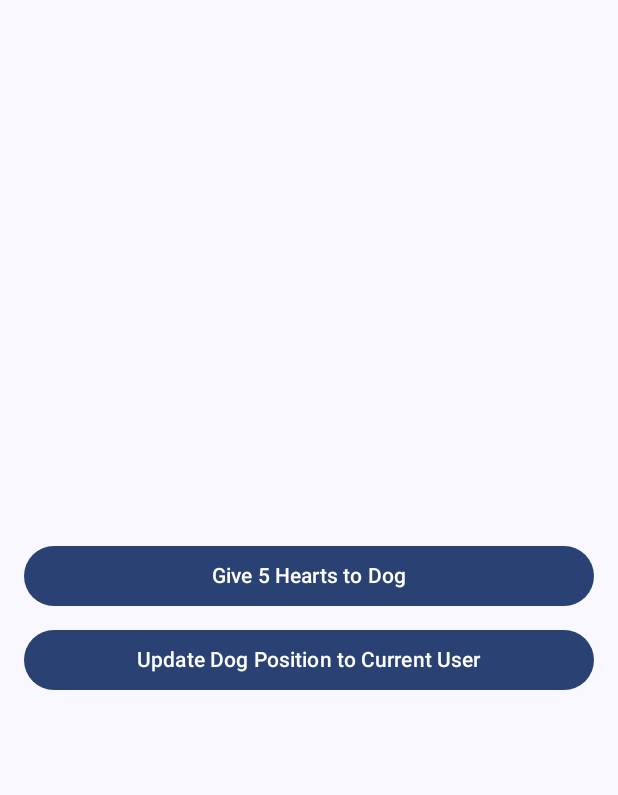
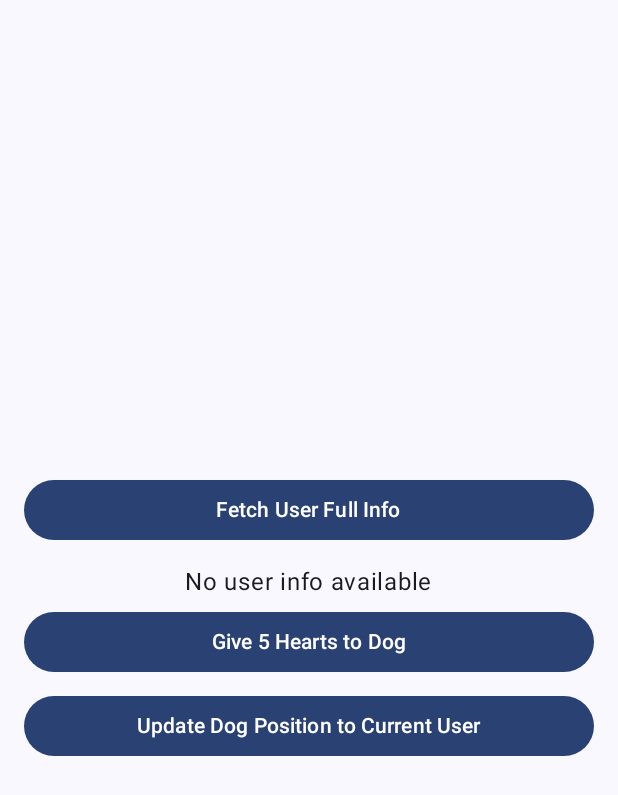
Before and after one commit to kaxadlec/Heart-Dog, an Android app built with Jetpack Compose: the ApiTestScreen screen opened through its navigation route, on a phone screen of 412 x 824 dp. Shown: the top 795 px of the screen. Run offline under Robolectric (Android 15) with nearby library versions, the phone set to English and light mode, and no system bars; our stand-ins replace Dagger/Hilt's generated code; libraries missing offline, so code that uses them is left out: io.github.jan.supabase; Roboto replaces fonts that are not available here; 1 statement that could not run was skipped.

Commit message:
user 정보 조회 api

```diff
--- a/datalayer/sample/phone/src/main/java/com/google/android/horologist/datalayer/sample/screens/hotdog/vm/UserViewModel.kt
+++ b/datalayer/sample/phone/src/main/java/com/google/android/horologist/datalayer/sample/screens/hotdog/vm/UserViewModel.kt
@@ -4,18 +4,31 @@ import android.util.Log
 import androidx.lifecycle.ViewModel
 import kotlinx.coroutines.flow.MutableStateFlow
 import kotlinx.coroutines.flow.StateFlow
+import androidx.lifecycle.viewModelScope
+import com.google.android.horologist.datalayer.sample.repository.UserRepository
+import kotlinx.coroutines.launch
 
-class UserViewModel : ViewModel() {
+class UserViewModel(private val userRepository: UserRepository) : ViewModel() {
     private val _userId = MutableStateFlow<Long?>(null)
     val userId: StateFlow<Long?> get() = _userId
-
-    init {
-        Log.d("UserViewModel", "UserViewModel init 시작")
-        // userId 초기값을 어디서 설정하는지 확인 필요
-    }
 
     fun setUserId(id: Long) {
         Log.d("UserViewModel", "setUserId 호출: $id")
         _userId.value = id
     }
+
+    private val _userFullInfo = MutableStateFlow<UserRepository.UserFullInfoResponse?>(null)
+    val userFullInfo: StateFlow<UserRepository.UserFullInfoResponse?> get() = _userFullInfo
+
+    fun fetchUserFullInfo(userId: Long) {
+        viewModelScope.launch {
+            try {
+                val userInfo = userRepository.getUserFullInfo(userId)
+                _userFullInfo.value = userInfo
+                Log.d("UserViewModel", "Fetched user full info: $userInfo")
+            } catch (e: Exception) {
+                Log.e("UserViewModel", "Error fetching user full info: ${e.message}")
+            }
+        }
+    }
 }
--- /dev/null
+++ b/datalayer/sample/phone/src/main/java/com/google/android/horologist/datalayer/sample/screens/hotdog/vm/UserViewModelFactory.kt
@@ -0,0 +1,17 @@
+package com.google.android.horologist.datalayer.sample.screens.hotdog.vm
+
+import androidx.lifecycle.ViewModel
+import androidx.lifecycle.ViewModelProvider
+import com.google.android.horologist.datalayer.sample.repository.UserRepository
+
+class UserViewModelFactory(
+    private val userRepository: UserRepository
+) : ViewModelProvider.Factory {
+    override fun <T : ViewModel> create(modelClass: Class<T>): T {
+        if (modelClass.isAssignableFrom(UserViewModel::class.java)) {
+            @Suppress("UNCHECKED_CAST")
+            return UserViewModel(userRepository) as T
+        }
+        throw IllegalArgumentException("Unknown ViewModel class")
+    }
+}
--- a/datalayer/sample/phone/src/main/java/com/google/android/horologist/datalayer/sample/screens/main/MainScreen.kt
+++ b/datalayer/sample/phone/src/main/java/com/google/android/horologist/datalayer/sample/screens/main/MainScreen.kt
@@ -94,6 +94,7 @@ import com.google.android.horologist.datalayer.sample.screens.hotdog.repository.
 import com.google.android.horologist.datalayer.sample.screens.hotdog.vm.DogViewModel
 import com.google.android.horologist.datalayer.sample.screens.hotdog.vm.DogViewModelFactory
 import com.google.android.horologist.datalayer.sample.screens.hotdog.vm.UserViewModel
+import com.google.android.horologist.datalayer.sample.screens.hotdog.vm.UserViewModelFactory
 import com.google.android.horologist.datalayer.sample.screens.menu.ApiTestScreen
 
 @Composable
@@ -106,13 +107,15 @@ fun MainScreen(
     val userRepository = UserRepository()
     val dogRepository = DogRepository()
 
-    val userViewModel: UserViewModel = viewModel()
+    val userViewModel: UserViewModel = viewModel(
+        factory = UserViewModelFactory(userRepository)
+    )
     val dogViewModel: DogViewModel = viewModel(
         factory = DogViewModelFactory(userViewModel, dogRepository)
     )
 
     LaunchedEffect(Unit) {
-        userViewModel.setUserId(2L)  // 여기에 추가
+        userViewModel.setUserId(2L)
     }
 
     Scaffold(
@@ -133,7 +136,7 @@ fun MainScreen(
             ) {
 
                 composable<ApiTest> {
-                    ApiTestScreen(navController = navController, modifier = Modifier, dogViewModel = dogViewModel)
+                    ApiTestScreen(navController = navController, modifier = Modifier, userViewModel = userViewModel, dogViewModel = dogViewModel)
                 }
 
                 composable<Menu> {
--- a/datalayer/sample/phone/src/main/java/com/google/android/horologist/datalayer/sample/screens/menu/ApiTestScreen.kt
+++ b/datalayer/sample/phone/src/main/java/com/google/android/horologist/datalayer/sample/screens/menu/ApiTestScreen.kt
@@ -15,14 +15,17 @@ import androidx.compose.ui.unit.dp
 import androidx.lifecycle.viewmodel.compose.viewModel
 import androidx.navigation.NavHostController
 import com.google.android.horologist.datalayer.sample.screens.hotdog.vm.DogViewModel
+import com.google.android.horologist.datalayer.sample.screens.hotdog.vm.UserViewModel
 
 @Composable
 fun ApiTestScreen(
     navController: NavHostController,
     modifier: Modifier = Modifier,
+    userViewModel: UserViewModel = viewModel(),
     dogViewModel: DogViewModel = viewModel()
 ) {
     val giveHeartResult = dogViewModel.giveHeartResult.collectAsState().value
+    val userFullInfo = userViewModel.userFullInfo.collectAsState().value
 
     Column(
         modifier = modifier
@@ -31,6 +34,25 @@ fun ApiTestScreen(
             .padding(16.dp),
         horizontalAlignment = Alignment.CenterHorizontally
     ) {
+        // User 정보를 가져오는 버튼
+        Button(
+            onClick = { userViewModel.fetchUserFullInfo(userViewModel.userId.value ?: 0L) }, // 0L은 기본값, 실제 사용 시 userId가 필요
+            modifier = Modifier
+                .fillMaxWidth()
+                .padding(vertical = 4.dp)
+        ) {
+            Text(text = "Fetch User Full Info")
+        }
+
+        // 유저 정보 표시
+        userFullInfo?.let { info ->
+            Text(
+                text = "User Info: ${info.user_info.email}, Steps: ${info.state_info?.steps}, Couple ID: ${info.couple_info?.couple_id}",
+                modifier = Modifier.padding(top = 8.dp)
+            )
+        } ?: Text(text = "No user info available", modifier = Modifier.padding(top = 8.dp))
+
+        // 강아지에게 하트 주기 버튼
         Button(
             onClick = { dogViewModel.giveHeartToDog(5) },
             modifier = Modifier
@@ -40,7 +62,7 @@ fun ApiTestScreen(
             Text(text = "Give 5 Hearts to Dog")
         }
 
-        // 결과 표시 (선택적)
+        // 하트 주기 결과 표시
         giveHeartResult?.let { result ->
             Text(
                 text = if (result.success) {
@@ -52,7 +74,7 @@ fun ApiTestScreen(
             )
         }
 
-        // 강아지 위치 업데이트 버튼 추가
+        // 강아지 위치 업데이트 버튼
         Button(
             onClick = { dogViewModel.updateDogPosition() },
             modifier = Modifier
@@ -61,6 +83,5 @@ fun ApiTestScreen(
         ) {
             Text(text = "Update Dog Position to Current User")
         }
-
     }
 }
```
Also changed, not shown: datalayer/sample/phone/src/main/java/com/google/android/horologist/datalayer/sample/screens/hotdog/repository/UserRepository.kt (+53 -0 lines).
